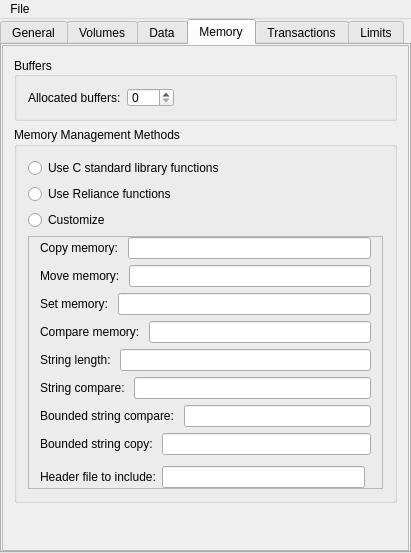
tuxera/reliance-edge, file tools/config/ui/configwindow.ui: the form before one commit.
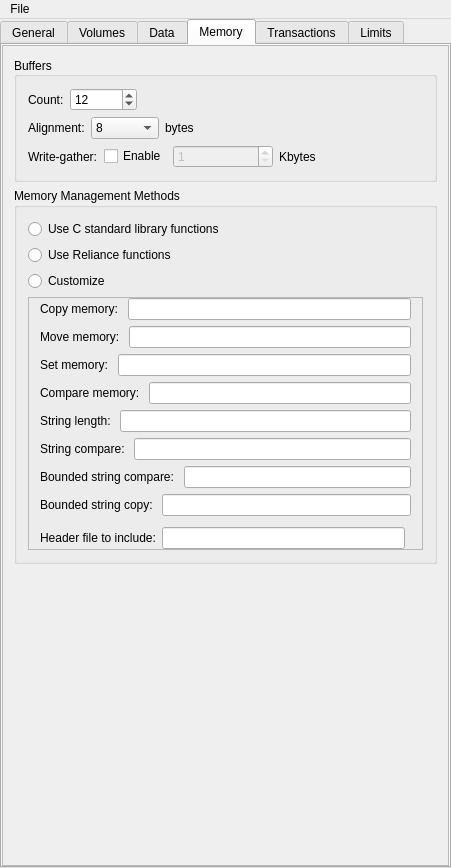
The form after the commit. The open tabs and pages were chosen to show the change. Custom widgets are drawn as their Qt base class.

The edit to the form file:
```diff
--- a/tools/config/ui/configwindow.ui
+++ b/tools/config/ui/configwindow.ui
@@ -6,8 +6,8 @@
    <rect>
     <x>0</x>
     <y>0</y>
-    <width>411</width>
-    <height>553</height>
+    <width>451</width>
+    <height>868</height>
    </rect>
   </property>
   <property name="sizePolicy">
@@ -2672,8 +2672,8 @@
             <rect>
              <x>0</x>
              <y>0</y>
-             <width>403</width>
-             <height>503</height>
+             <width>443</width>
+             <height>496</height>
             </rect>
            </property>
            <layout class="QVBoxLayout" name="verticalLayout_24">
@@ -2699,40 +2699,24 @@
               </property>
               <layout class="QVBoxLayout" name="verticalLayout_25">
                <item>
-                <widget class="QWidget" name="hwiAllocatedBuffers" native="true">
-                 <property name="minimumSize">
-                  <size>
-                   <width>0</width>
-                   <height>10</height>
-                  </size>
-                 </property>
-                 <layout class="QHBoxLayout" name="horizontalLayout_15">
-                  <property name="leftMargin">
-                   <number>0</number>
-                  </property>
-                  <property name="topMargin">
-                   <number>0</number>
-                  </property>
-                  <property name="rightMargin">
-                   <number>0</number>
-                  </property>
-                  <property name="bottomMargin">
-                   <number>0</number>
-                  </property>
+                <layout class="QHBoxLayout" name="hlayBufferCount">
                   <item>
                    <widget class="QLabel" name="label_24">
                     <property name="toolTip">
                      <string>&lt;html&gt;&lt;head/&gt;&lt;body&gt;&lt;p&gt;&lt;span style=&quot; font-weight:600;&quot;&gt;What it means: &lt;/span&gt;This setting determines the number of block buffers in the block buffer cache.&lt;/p&gt;&lt;p&gt;&lt;span style=&quot; font-weight:600;&quot;&gt;Guidance:&lt;/span&gt; Reliance Edge needs a certain minimum number of block buffers in the cache in order to operate. This minimum can be anywhere from 2 to 12, depending on other settings; an error icon will appear if the minimum is not met. Using a buffer count above the minimum will improve performance (often substantially) at the cost of using more RAM. Thus, if the performance of Reliance Edge is not satisfactory, increasing the buffer count is a good experiment.&lt;/p&gt;&lt;p&gt;The improvement in performance produced by increasing the buffer count is subject to diminishing returns; if there are already several dozen buffers, adding more will have little effect. The maximum buffer count is 255, but it should be noted that the buffer cache is optimized for a relatively small number of buffers, and that using hundreds of buffers (if such a large amount of RAM is available) may actually decrease performance.&lt;/p&gt;&lt;/body&gt;&lt;/html&gt;</string>
                     </property>
                     <property name="text">
-                     <string>Allocated buffers:</string>
+                    <string>Count:</string>
                     </property>
                    </widget>
                   </item>
                   <item>
                    <widget class="QSpinBox" name="sbAllocatedBuffers">
                     <property name="maximum">
-                     <number>255</number>
+                    <number>33554432</number>
+                   </property>
+                   <property name="value">
+                    <number>12</number>
                     </property>
                    </widget>
                   </item>
@@ -2772,7 +2756,233 @@
                    </widget>
                   </item>
                  </layout>
-                </widget>
+               </item>
+               <item>
+                <layout class="QHBoxLayout" name="hlayBufferAlignment">
+                 <item>
+                  <widget class="QLabel" name="label_17b">
+                   <property name="toolTip">
+                    <string>&lt;html&gt;&lt;head/&gt;&lt;body&gt;&lt;p&gt;&lt;span style=&quot; font-weight:600;&quot;&gt;What it means:&lt;/span&gt; The memory alignment of the block buffers. The addresses of all block buffers (and the write-gather buffer, if enabled) will be aligned to this value. &lt;/p&gt;&lt;p&gt;&lt;span style=&quot; font-weight:600;&quot;&gt;Guidance:&lt;/span&gt; A minimum alignment of 8 is required in order for it to be safe on all processor architectures. The value must also be a power-of-two value and less than or equal to &lt;span style=&quot; font-weight:600;&quot;&gt;Block Size&lt;/span&gt;.&lt;/p&gt;&lt;p&gt;Alignment values above the minimum are beneficial on systems that use direct memory access (DMA) to transfer data to and from the storage device. DMA typically requires an aligned buffer, but the amount of alignment needed depends on the system: anywhere from 4 to 512 bytes is typical. If buffers are sufficiently aligned for the DMA controller, this foregoes the need for a bounce buffer for the I/O requests that use these aligned buffers.&lt;/p&gt;&lt;p&gt;Note that not all storage device I/O pass through the buffers, so the OS block device service (osbdev.c) still needs to be able to support unaligned I/O buffers. In other words, use of this setting will not eliminate the need for a bounce buffer, but it can reduce how often the bounce buffer would need to be used.&lt;/p&gt;&lt;p&gt;The RAM cost in bytes of this setting is approximately equal to the alignment value.&lt;/p&gt;&lt;/body&gt;&lt;/html&gt;</string>
+                   </property>
+                   <property name="text">
+                    <string>Alignment:</string>
+                   </property>
+                  </widget>
+                 </item>
+                 <item>
+                  <widget class="QComboBox" name="cmbBufferAlignment">
+                   <property name="currentIndex">
+                    <number>0</number>
+                   </property>
+                   <item>
+                    <property name="text">
+                     <string>8</string>
+                    </property>
+                   </item>
+                   <item>
+                    <property name="text">
+                     <string>16</string>
+                    </property>
+                   </item>
+                   <item>
+                    <property name="text">
+                     <string>32</string>
+                    </property>
+                   </item>
+                   <item>
+                    <property name="text">
+                     <string>64</string>
+                    </property>
+                   </item>
+                   <item>
+                    <property name="text">
+                     <string>128</string>
+                    </property>
+                   </item>
+                   <item>
+                    <property name="text">
+                     <string>256</string>
+                    </property>
+                   </item>
+                   <item>
+                    <property name="text">
+                     <string>512</string>
+                    </property>
+                   </item>
+                   <item>
+                    <property name="text">
+                     <string>1,024</string>
+                    </property>
+                   </item>
+                   <item>
+                    <property name="text">
+                     <string>2,048</string>
+                    </property>
+                   </item>
+                   <item>
+                    <property name="text">
+                     <string>4,096</string>
+                    </property>
+                   </item>
+                   <item>
+                    <property name="text">
+                     <string>8,192</string>
+                    </property>
+                   </item>
+                   <item>
+                    <property name="text">
+                     <string>16,384</string>
+                    </property>
+                   </item>
+                   <item>
+                    <property name="text">
+                     <string>32,768</string>
+                    </property>
+                   </item>
+                   <item>
+                    <property name="text">
+                     <string>65,536</string>
+                    </property>
+                   </item>
+                  </widget>
+                 </item>
+                 <item>
+                  <widget class="QLabel" name="label_18b">
+                   <property name="text">
+                    <string>bytes</string>
+                   </property>
+                  </widget>
+                 </item>
+                 <item>
+                  <spacer name="horizontalSpacer_5d">
+                   <property name="orientation">
+                    <enum>Qt::Horizontal</enum>
+                   </property>
+                   <property name="sizeHint" stdset="0">
+                    <size>
+                     <width>40</width>
+                     <height>20</height>
+                    </size>
+                   </property>
+                  </spacer>
+                 </item>
+                 <item>
+                  <widget class="WarningBtn" name="wbtnBufferAlignment" native="true">
+                   <property name="sizePolicy">
+                    <sizepolicy hsizetype="Fixed" vsizetype="Ignored">
+                     <horstretch>0</horstretch>
+                     <verstretch>0</verstretch>
+                    </sizepolicy>
+                   </property>
+                   <property name="minimumSize">
+                    <size>
+                     <width>18</width>
+                     <height>0</height>
+                    </size>
+                   </property>
+                   <property name="maximumSize">
+                    <size>
+                     <width>18</width>
+                     <height>16777215</height>
+                    </size>
+                   </property>
+                  </widget>
+                 </item>
+                </layout>
+               </item>
+               <item>
+                <layout class="QHBoxLayout" name="hlayBufferWriteGather">
+                 <item>
+                  <widget class="QLabel" name="label_9c">
+                   <property name="toolTip">
+                    <string>&lt;html&gt;&lt;head/&gt;&lt;body&gt;&lt;p&gt;&lt;span style=&quot; font-weight:600;&quot;&gt;What it means:&lt;/span&gt; The size of the write-gather buffer in kilobytes.&lt;/p&gt;&lt;p&gt;&lt;span style=&quot; font-weight:600;&quot;&gt;Guidance:&lt;/span&gt; This value, in combination with the &lt;span style=&quot; font-weight:600;&quot;&gt;Block Size&lt;/span&gt; and &lt;span style=&quot; font-weight:600;&quot;&gt;Buffer Count&lt;/span&gt;, are used to tune file system performance. The write-gather buffer is used to write out adjacent dirty block buffers in a single request. On many storage devices, write throughput is faster with larger requests (up to a point). The minimum size is twice the &lt;span style=&quot; font-weight:600;&quot;&gt;Block Size&lt;/span&gt;. The maximum must be less than the total space allocated for buffers (ie. &lt;span style=&quot; font-weight:600;&quot;&gt;Block Size&lt;/span&gt; times &lt;span style=&quot; font-weight:600;&quot;&gt;Buffer Count&lt;/span&gt;).&lt;/p&gt;&lt;p&gt;Disabling the write-gather buffer may be desirable to minimize RAM requirements, reduce worst-case latency, or because larger writes are not faster on the storage device.&lt;/p&gt;&lt;p&gt;For more information, see the &amp;quot;Product Configuration&amp;quot; chapter of the Reliance Edge Developer's Guide. &lt;/p&gt;&lt;/body&gt;&lt;/html&gt;</string>
+                   </property>
+                   <property name="text">
+                    <string>Write-gather:</string>
+                   </property>
+                  </widget>
+                 </item>
+                 <item>
+                  <widget class="QCheckBox" name="cbBufferWriteGather">
+                   <property name="text">
+                    <string>Enable</string>
+                   </property>
+                   <property name="checked">
+                    <bool>false</bool>
+                   </property>
+                  </widget>
+                 </item>
+                 <item>
+                  <widget class="QSpinBox" name="sbBufferWriteGatherKB">
+                   <property name="enabled">
+                    <bool>false</bool>
+                   </property>
+                   <property name="sizePolicy">
+                    <sizepolicy hsizetype="Fixed" vsizetype="Fixed">
+                     <horstretch>1</horstretch>
+                     <verstretch>0</verstretch>
+                    </sizepolicy>
+                   </property>
+                   <property name="minimumSize">
+                    <size>
+                     <width>100</width>
+                     <height>0</height>
+                    </size>
+                   </property>
+                   <property name="minimum">
+                    <number>1</number>
+                   </property>
+                   <property name="maximum">
+                    <number>4194304</number>
+                   </property>
+                   <property name="value">
+                    <number>1</number>
+                   </property>
+                  </widget>
+                 </item>
+                 <item>
+                  <widget class="QLabel" name="label_10c">
+                   <property name="text">
+                    <string>Kbytes</string>
+                   </property>
+                  </widget>
+                 </item>
+                 <item>
+                  <spacer name="horizontalSpacer_5c">
+                   <property name="orientation">
+                    <enum>Qt::Horizontal</enum>
+                   </property>
+                   <property name="sizeHint" stdset="0">
+                    <size>
+                     <width>40</width>
+                     <height>20</height>
+                    </size>
+                   </property>
+                  </spacer>
+                 </item>
+                 <item>
+                  <widget class="WarningBtn" name="wbtnBufferWriteGather" native="true">
+                   <property name="sizePolicy">
+                    <sizepolicy hsizetype="Fixed" vsizetype="Ignored">
+                     <horstretch>0</horstretch>
+                     <verstretch>0</verstretch>
+                    </sizepolicy>
+                   </property>
+                   <property name="minimumSize">
+                    <size>
+                     <width>18</width>
+                     <height>0</height>
+                    </size>
+                   </property>
+                   <property name="maximumSize">
+                    <size>
+                     <width>18</width>
+                     <height>16777215</height>
+                    </size>
+                   </property>
+                  </widget>
+                 </item>
+                </layout>
                </item>
               </layout>
              </widget>
@@ -3524,8 +3734,8 @@
     <rect>
      <x>0</x>
      <y>0</y>
-     <width>411</width>
-     <height>21</height>
+     <width>451</width>
+     <height>26</height>
     </rect>
    </property>
    <widget class="QMenu" name="menuFile">
```
Left out of the diff: 26 changed lines with no effect on the pictures. Lines whose indentation alone changed are shown as unchanged.
